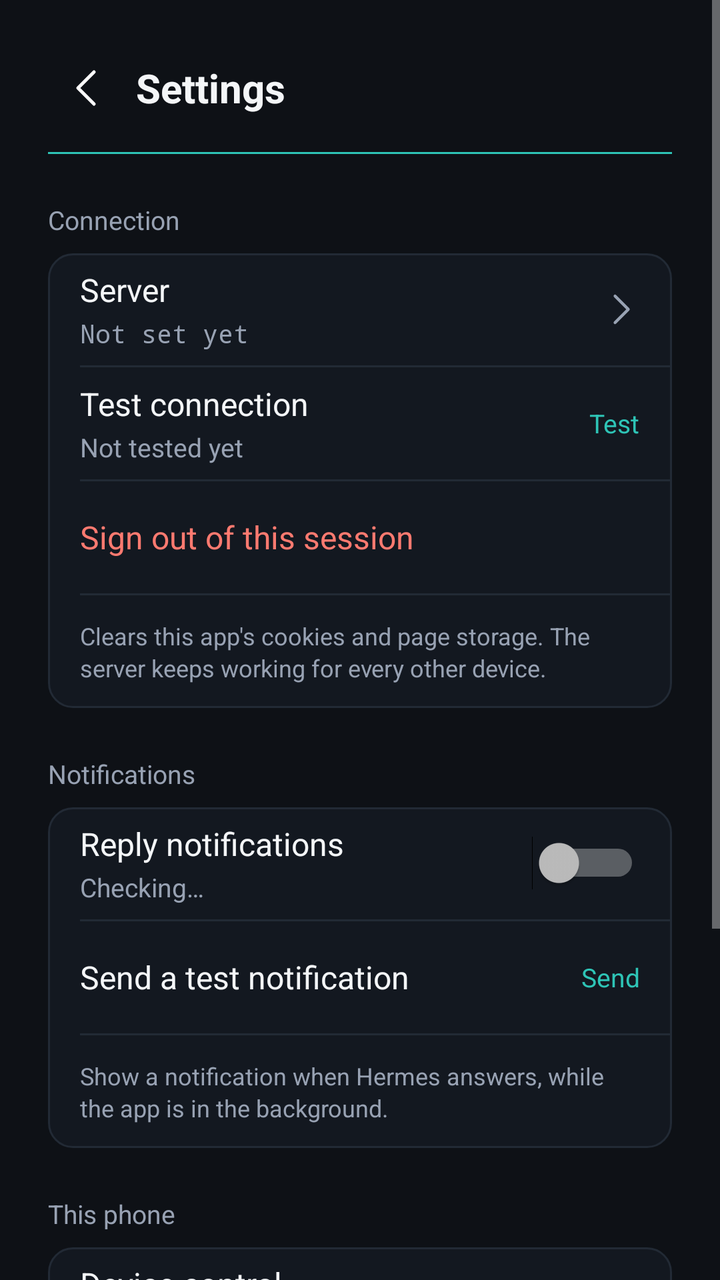
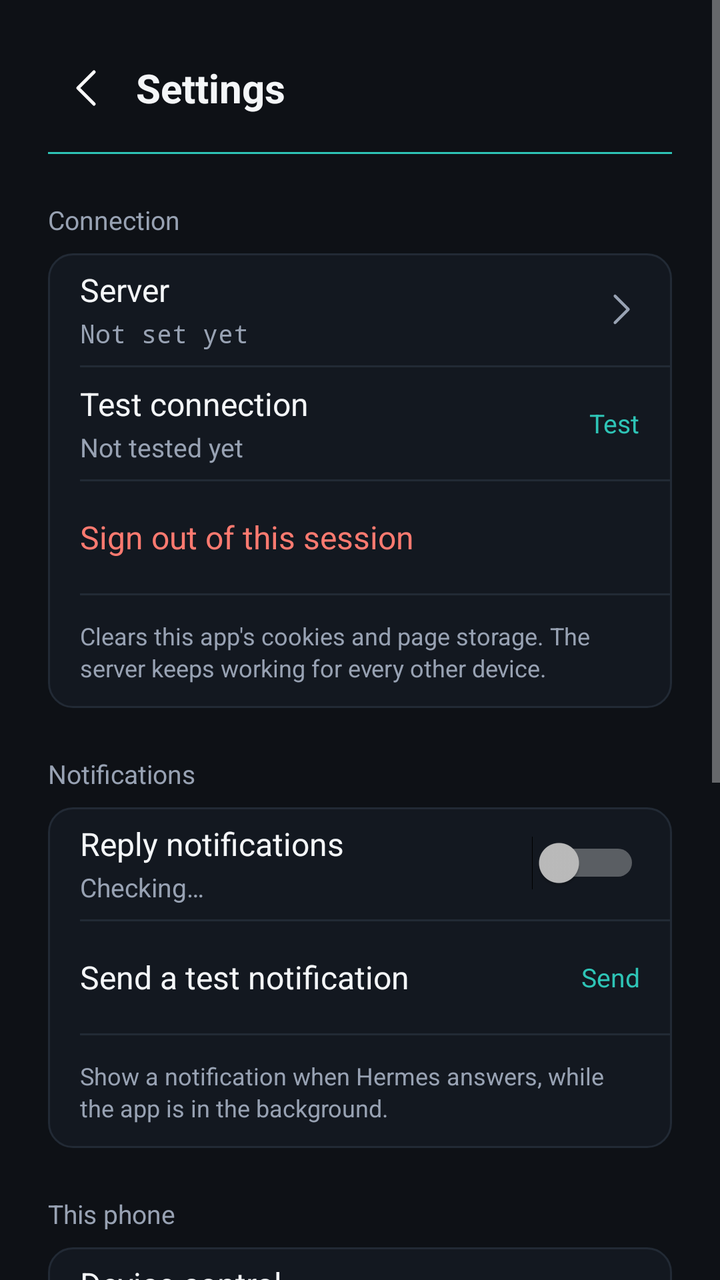

Before-and-after screenshots of an Android layout around one commit, followed by the original layout XML and the change that was made.
<!-- AndroidManifest.xml: application theme Theme.HermesPocket -->
<!-- res/layout/activity_settings.xml -->
<?xml version="1.0" encoding="utf-8"?>
<ScrollView xmlns:android="http://schemas.android.com/apk/res/android"
    android:layout_width="match_parent"
    android:layout_height="match_parent"
    android:background="@color/hp_background"
    android:fillViewport="true">

    <LinearLayout
        android:layout_width="match_parent"
        android:layout_height="wrap_content"
        android:orientation="vertical"
        android:paddingStart="24dp"
        android:paddingTop="24dp"
        android:paddingEnd="24dp"
        android:paddingBottom="40dp">

        
        <LinearLayout
            android:layout_width="match_parent"
            android:layout_height="40dp"
            android:gravity="center_vertical"
            android:orientation="horizontal">

            <ImageView
                android:id="@+id/button_back"
                android:layout_width="40dp"
                android:layout_height="40dp"
                android:background="?android:attr/selectableItemBackgroundBorderless"
                android:contentDescription="@string/settings_back"
                android:padding="8dp"
                android:src="@drawable/ic_back" />

            <TextView
                android:layout_width="0dp"
                android:layout_height="wrap_content"
                android:layout_marginStart="4dp"
                android:layout_weight="1"
                android:text="@string/settings_title"
                android:textColor="@color/hp_text_primary"
                android:textSize="20sp"
                android:textStyle="bold" />
        </LinearLayout>

        <View
            android:layout_width="match_parent"
            android:layout_height="1dp"
            android:layout_marginTop="12dp"
            android:background="@color/hp_accent_teal" />

        
        <TextView
            style="@style/SettingsSection"
            android:text="@string/settings_section_connection" />

        <LinearLayout
            style="@style/SettingsCard"
            android:orientation="vertical">

            <LinearLayout
                android:id="@+id/row_server"
                style="@style/SettingsRow">

                <LinearLayout
                    android:layout_width="0dp"
                    android:layout_height="wrap_content"
                    android:layout_weight="1"
                    android:orientation="vertical">

                    <TextView
                        style="@style/SettingsLabel"
                        android:text="@string/settings_server" />

                    <TextView
                        android:id="@+id/text_server"
                        style="@style/SettingsValueMono"
                        android:layout_marginTop="2dp"
                        android:text="@string/settings_server_none" />
                </LinearLayout>

                <ImageView
                    style="@style/SettingsChevron"
                    android:contentDescription="@string/settings_change_server"
                    android:src="@drawable/ic_chevron" />
            </LinearLayout>

            <View style="@style/SettingsDivider" />

            <LinearLayout
                android:id="@+id/row_probe"
                style="@style/SettingsRow">

                <LinearLayout
                    android:layout_width="0dp"
                    android:layout_height="wrap_content"
                    android:layout_weight="1"
                    android:orientation="vertical">

                    <TextView
                        style="@style/SettingsLabel"
                        android:text="@string/settings_probe_label" />

                    <TextView
                        android:id="@+id/text_probe"
                        style="@style/SettingsValue"
                        android:layout_marginTop="2dp"
                        android:text="@string/settings_probe_idle" />
                </LinearLayout>

                <TextView
                    style="@style/SettingsAction"
                    android:text="@string/settings_action_test" />
            </LinearLayout>

            <View style="@style/SettingsDivider" />

            <LinearLayout
                android:id="@+id/row_signout"
                style="@style/SettingsRow">

                <TextView
                    android:layout_width="0dp"
                    android:layout_height="wrap_content"
                    android:layout_weight="1"
                    android:text="@string/settings_sign_out"
                    android:textColor="@color/hp_error"
                    android:textSize="16sp" />
            </LinearLayout>

            <View style="@style/SettingsDivider" />

            <TextView
                style="@style/SettingsFooter"
                android:text="@string/settings_sign_out_hint" />
        </LinearLayout>

        
        <TextView
            style="@style/SettingsSection"
            android:text="@string/settings_section_notifications" />

        <LinearLayout
            style="@style/SettingsCard"
            android:orientation="vertical">

            <LinearLayout
                style="@style/SettingsRow">

                <LinearLayout
                    android:layout_width="0dp"
                    android:layout_height="wrap_content"
                    android:layout_weight="1"
                    android:orientation="vertical">

                    <TextView
                        style="@style/SettingsLabel"
                        android:text="@string/notify_switch_label" />

                    <TextView
                        android:id="@+id/text_permission"
                        style="@style/SettingsValue"
                        android:layout_marginTop="2dp"
                        android:text="@string/settings_permission_unknown" />
                </LinearLayout>

                <Switch
                    android:id="@+id/switch_notify"
                    android:layout_width="wrap_content"
                    android:layout_height="wrap_content" />
            </LinearLayout>

            <View style="@style/SettingsDivider" />

            <LinearLayout
                android:id="@+id/row_test_notify"
                style="@style/SettingsRow">

                <TextView
                    android:layout_width="0dp"
                    android:layout_height="wrap_content"
                    android:layout_weight="1"
                    android:text="@string/notify_test"
                    android:textColor="@color/hp_text_primary"
                    android:textSize="16sp" />

                <TextView
                    style="@style/SettingsAction"
                    android:text="@string/settings_action_send" />
            </LinearLayout>

            <View style="@style/SettingsDivider" />

            <TextView
                style="@style/SettingsFooter"
                android:text="@string/notify_switch_hint" />
        </LinearLayout>

        
        <TextView
            style="@style/SettingsSection"
            android:text="@string/settings_section_device" />

        <LinearLayout
            style="@style/SettingsCard"
            android:orientation="vertical">

            <LinearLayout
                android:id="@+id/row_device"
                style="@style/SettingsRow">

                <LinearLayout
                    android:layout_width="0dp"
                    android:layout_height="wrap_content"
                    android:layout_weight="1"
                    android:orientation="vertical">

                    <TextView
                        style="@style/SettingsLabel"
                        android:text="@string/shortcut_device_control" />

                    <TextView
                        android:id="@+id/text_device"
                        style="@style/SettingsValue"
                        android:layout_marginTop="2dp"
                        android:text="@string/settings_device_off" />
                </LinearLayout>

                <ImageView
                    style="@style/SettingsChevron"
                    android:contentDescription="@string/shortcut_device_control"
                    android:src="@drawable/ic_chevron" />
            </LinearLayout>
        </LinearLayout>

        
        <TextView
            style="@style/SettingsSection"
            android:text="@string/settings_section_about" />

        <LinearLayout
            style="@style/SettingsCard"
            android:orientation="vertical">

            <LinearLayout style="@style/SettingsRow">

                <TextView
                    style="@style/SettingsLabel"
                    android:layout_width="0dp"
                    android:layout_height="wrap_content"
                    android:layout_weight="1"
                    android:text="@string/settings_version" />

                <TextView
                    android:id="@+id/text_version"
                    style="@style/SettingsValueMono"
                    android:text="@string/settings_version_unknown" />
            </LinearLayout>

            <View style="@style/SettingsDivider" />

            <LinearLayout
                android:id="@+id/row_update"
                style="@style/SettingsRow">

                <TextView
                    android:layout_width="0dp"
                    android:layout_height="wrap_content"
                    android:layout_weight="1"
                    android:text="@string/settings_check_updates"
                    android:textColor="@color/hp_text_primary"
                    android:textSize="16sp" />

                <TextView
                    style="@style/SettingsAction"
                    android:text="@string/settings_action_check" />
            </LinearLayout>
        </LinearLayout>
    </LinearLayout>
</ScrollView>
<!-- resources referenced by this layout -->
<resources>
  <color name="hp_accent_teal">#2EC4B6</color>
  <color name="hp_background">#0E1116</color>
  <color name="hp_error">#FF7A70</color>
  <color name="hp_text_primary">#F4F6F8</color>
  <string name="notify_switch_hint">Show a notification when Hermes answers, while the app is in the background.</string>
  <string name="notify_switch_label">Reply notifications</string>
  <string name="notify_test">Send a test notification</string>
  <string name="settings_action_check">Check</string>
  <string name="settings_action_send">Send</string>
  <string name="settings_action_test">Test</string>
  <string name="settings_back">Back</string>
  <string name="settings_change_server">Change server</string>
  <string name="settings_check_updates">Check for updates</string>
  <string name="settings_device_off">Off</string>
  <string name="settings_permission_unknown">Checking…</string>
  <string name="settings_probe_idle">Not tested yet</string>
  <string name="settings_probe_label">Test connection</string>
  <string name="settings_section_about">About</string>
  <string name="settings_section_connection">Connection</string>
  <string name="settings_section_device">This phone</string>
  <string name="settings_section_notifications">Notifications</string>
  <string name="settings_server">Server</string>
  <string name="settings_server_none">Not set yet</string>
  <string name="settings_sign_out">Sign out of this session</string>
  <string name="settings_sign_out_hint">Clears this app\'s cookies and page storage. The server keeps working for every other device.</string>
  <string name="settings_title">Settings</string>
  <string name="settings_version">Version</string>
  <string name="settings_version_unknown">Unknown</string>
  <string name="shortcut_device_control">Device control</string>
  <style name="SettingsChevron">
          <item name="android:layout_width">20dp</item>
          <item name="android:layout_height">20dp</item>
          <item name="android:layout_marginStart">8dp</item>
          <item name="android:tint">@color/hp_text_secondary</item>
      </style>
  <style name="SettingsDivider">
          <item name="android:layout_width">match_parent</item>
          <item name="android:layout_height">1dp</item>
          <item name="android:layout_marginStart">16dp</item>
          <item name="android:background">@color/hp_border</item>
      </style>
  <style name="SettingsLabel">
          <item name="android:layout_width">wrap_content</item>
          <item name="android:layout_height">wrap_content</item>
          <item name="android:textColor">@color/hp_text_primary</item>
          <item name="android:textSize">16sp</item>
      </style>
  <style name="SettingsValue">
          <item name="android:layout_width">wrap_content</item>
          <item name="android:layout_height">wrap_content</item>
          <item name="android:textColor">@color/hp_text_secondary</item>
          <item name="android:textSize">13sp</item>
      </style>
  <style name="Theme.HermesPocket" parent="@android:style/Theme.Material.NoActionBar">
          <item name="android:windowBackground">@color/hp_background</item>
          <item name="android:statusBarColor">@color/hp_background</item>
          <item name="android:navigationBarColor">@color/hp_background</item>
      </style>
  <color name="hp_text_secondary">#98A2B3</color>
  <color name="hp_border">#222A35</color>
  <color name="hp_surface">#131820</color>
  <!-- unchanged entries left out for length: 9 -->
</resources>

<!-- the commit's change to res/layout/activity_settings.xml (unified diff, before → after) -->
@@ -229,6 +229,40 @@
                     android:contentDescription="@string/shortcut_device_control"
                     android:src="@drawable/ic_chevron" />
             </LinearLayout>
+
+            <View style="@style/SettingsDivider" />
+
+            <LinearLayout
+                android:id="@+id/row_battery"
+                style="@style/SettingsRow">
+
+                <LinearLayout
+                    android:layout_width="0dp"
+                    android:layout_height="wrap_content"
+                    android:layout_weight="1"
+                    android:orientation="vertical">
+
+                    <TextView
+                        style="@style/SettingsLabel"
+                        android:text="@string/settings_battery_label" />
+
+                    <TextView
+                        android:id="@+id/text_battery"
+                        style="@style/SettingsValue"
+                        android:layout_marginTop="2dp"
+                        android:text="@string/settings_battery_unknown" />
+                </LinearLayout>
+
+                <TextView
+                    style="@style/SettingsAction"
+                    android:text="@string/settings_battery_allow" />
+            </LinearLayout>
+
+            <View style="@style/SettingsDivider" />
+
+            <TextView
+                style="@style/SettingsFooter"
+                android:text="@string/settings_battery_hint" />
         </LinearLayout>
 
         
<!-- resource entries referenced after the edit -->
@@ -11,6 +11,10 @@
   <string name="settings_action_send">Send</string>
   <string name="settings_action_test">Test</string>
   <string name="settings_back">Back</string>
+  <string name="settings_battery_allow">Allow</string>
+  <string name="settings_battery_hint">Android stops background apps to save power, and Honor phones add their own rule: in Settings → Apps → Hermes Pocket → App launch, allow auto-launch. With both allowed the bridge stays reachable with the app closed.</string>
+  <string name="settings_battery_label">Keep running in the background</string>
+  <string name="settings_battery_unknown">Checking…</string>
   <string name="settings_change_server">Change server</string>
   <string name="settings_check_updates">Check for updates</string>
   <string name="settings_device_off">Off</string>
